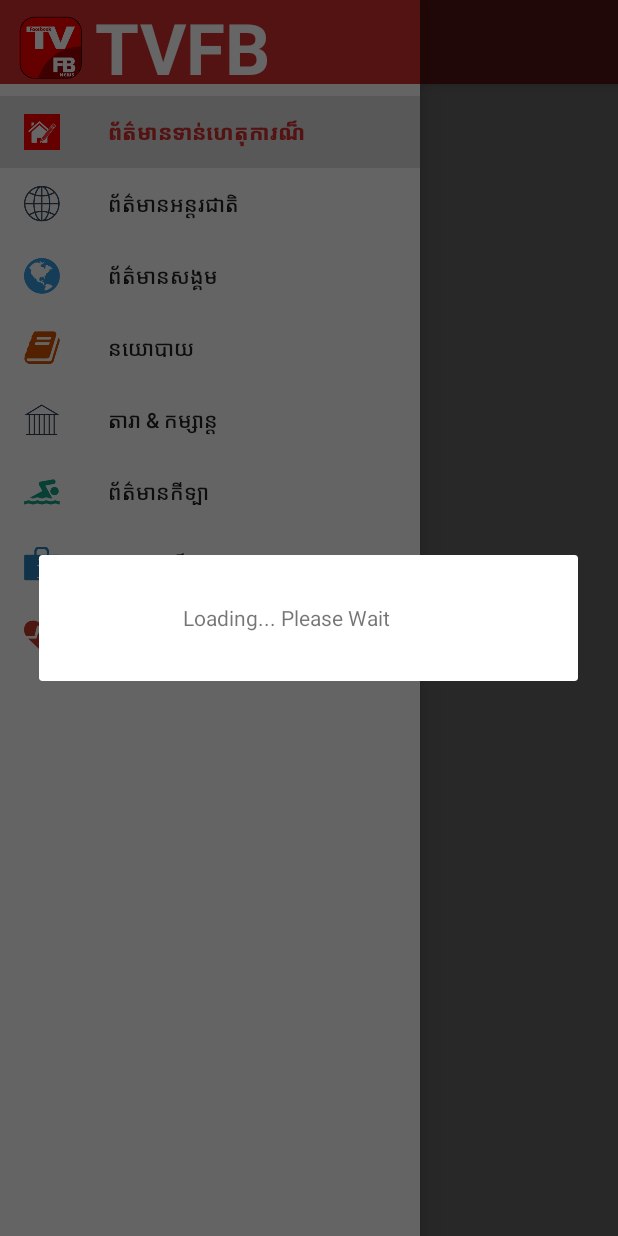
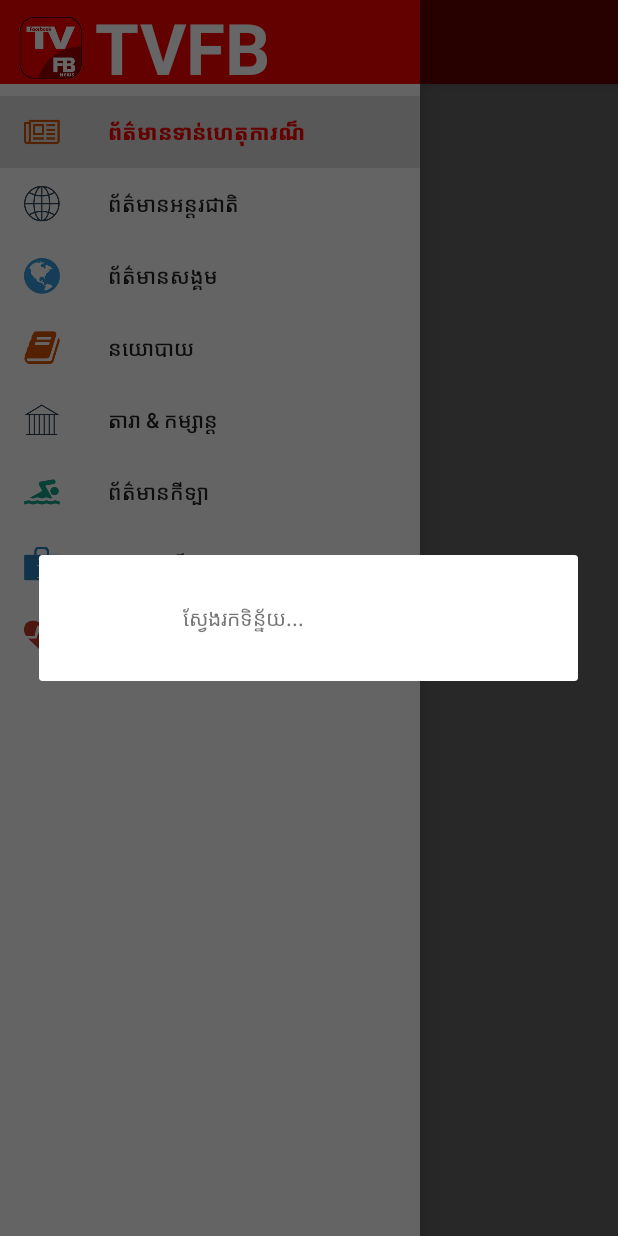
Before and after one commit to dongnguyen257/AppNews, an Android app: the screen it shows after launch (MainActivity), with the side drawer open, on a phone screen of 412 x 824 dp. Run offline under Robolectric (Android 15) with nearby library versions, the phone set to English and light mode, and no system bars; our stand-ins replace ButterKnife, Picasso; libraries missing offline, so code that uses them is left out: org.parceler, retrofit2.adapter.rxjava, rx.android.schedulers, rx.schedulers, rx.subscriptions; pictures from the network do not load; 4 statements that could not run were skipped.

Commit message:
28/10/16

```diff
--- a/app/src/main/java/net/appnews/Constants.java
+++ b/app/src/main/java/net/appnews/Constants.java
@@ -5,7 +5,7 @@ package net.appnews;
  */
 
 public class Constants {
-    public static final String API_YOUTUBE = "AIzaSyAZBbI4KJFQazdosNTwe3QtN6aKnVngWb8";
+    public static final String API_YOUTUBE = "AIzaSyBrd6QrH6kWG-1wvbKxvtWCreCf4_d39Aw";
     public static final String NEWS_DETAIL = "news_detail";
     public static final int REQUEST_CODE_NEWS_DETAIL = 1;
 
--- a/app/src/main/java/net/appnews/data/entities/NewsItem.java
+++ b/app/src/main/java/net/appnews/data/entities/NewsItem.java
@@ -22,7 +22,7 @@ public class NewsItem {
         public String title;
         public String slug;
         public String content;
-        public String image;
+        public List<String> images;
         public String video;
         public String created_at;
     }
--- a/app/src/main/java/net/appnews/support/image/ImageWorker.java
+++ b/app/src/main/java/net/appnews/support/image/ImageWorker.java
@@ -427,7 +427,7 @@ public class ImageWorker {
         Picasso.with(context).load(path)
                 .placeholder(R.color.colorAccent)
                 .error(R.drawable.banerfull)
-                .fit().centerCrop()
+                .fit().centerInside()
                 .into(imageView, new PicassoListener(imageView, progressBar));
     }
 }
--- a/app/src/main/java/net/appnews/ui/fragment/NewsFragment.java
+++ b/app/src/main/java/net/appnews/ui/fragment/NewsFragment.java
@@ -41,6 +41,8 @@ public class NewsFragment extends BaseFragment implements NewsFragmentPresenter.
     SwipeRefreshLayout swipeContainer;
     @BindView(R.id.offNetwork)
     LinearLayout offNetwork;
+    @BindView(R.id.offNotFound)
+    LinearLayout offNotFound;
 
     private ProgressDialog progressDialog;;
     private int typeNews;
@@ -111,7 +113,7 @@ public class NewsFragment extends BaseFragment implements NewsFragmentPresenter.
         hideProgressDialog();
         progressDialog = new ProgressDialog(getActivity());
         progressDialog.setCancelable(false);
-        progressDialog.setMessage("Loading... Please Wait");
+        progressDialog.setMessage(getResources().getString(R.string.message_loading));
         progressDialog.show();
     }
 
@@ -145,6 +147,11 @@ public class NewsFragment extends BaseFragment implements NewsFragmentPresenter.
             }else {
                 mEndlessRecyclerViewAdapter.onDataReady(false);
             }
+        }
+        if (newsItem.results.size() > 0){
+            offNotFound.setVisibility(View.GONE);
+        }else {
+            offNotFound.setVisibility(View.VISIBLE);
         }
     }
 
--- a/app/src/main/res/layout/activity_main.xml
+++ b/app/src/main/res/layout/activity_main.xml
@@ -6,8 +6,7 @@
     android:id="@+id/drawer_layout"
     android:layout_width="match_parent"
     android:layout_height="match_parent"
-    android:fitsSystemWindows="false"
-    tools:openDrawer="start">
+    android:fitsSystemWindows="false">
 
     <include
         layout="@layout/app_bar_main"
--- a/app/src/main/res/layout/activity_news_detail.xml
+++ b/app/src/main/res/layout/activity_news_detail.xml
@@ -94,5 +94,10 @@
             android:layout_height="wrap_content"
             android:orientation="vertical">
         </LinearLayout>
+
+        <android.support.v7.widget.RecyclerView
+            android:id="@+id/recyclerImages"
+            android:layout_width="match_parent"
+            android:layout_height="match_parent"/>
     </LinearLayout>
 </ScrollView>
--- a/app/src/main/res/menu/activity_main_drawer.xml
+++ b/app/src/main/res/menu/activity_main_drawer.xml
@@ -5,7 +5,7 @@
         <item
             android:id="@+id/nav_home"
             android:title="@string/menu_news_home"
-            android:icon="@drawable/icon_item_news"/>
+            android:icon="@drawable/news"/>
         <item
             android:id="@+id/nav_world"
             android:title="@string/menu_news_world"
--- a/app/src/main/res/values/colors.xml
+++ b/app/src/main/res/values/colors.xml
@@ -1,6 +1,6 @@
 <?xml version="1.0" encoding="utf-8"?>
 <resources>
-    <color name="colorPrimary">#d32f2f</color>
+    <color name="colorPrimary">#F90200</color>
     <color name="colorPrimaryDark">#c72c2c</color>
     <color name="colorRed600">#E53935</color>
     <color name="colorAccent">#FFFFFF</color>
--- a/app/src/main/res/values/strings.xml
+++ b/app/src/main/res/values/strings.xml
@@ -42,6 +42,7 @@
         <item>សុខភាព</item>
     </string-array>
 
-    <string name="internet_off_status">Yikes, you don\'t seem to be connected to the internet. Please connect and come back.</string>
-    <string name="message_loading">Loading...</string>
+    <string name="internet_off_status">ប្រព័ន្ធអុីនធឺណេតត្រូវបានផ្ដាច់! សូមព្យាយាមម្តងទៀត !!</string>
+    <string name="not_found">គ្មានទិន្ន័យ</string>
+    <string name="message_loading">ស្វែងរកទិន្ន័យ...</string>
 </resources>
--- a/app/src/main/res/values/styles.xml
+++ b/app/src/main/res/values/styles.xml
@@ -12,6 +12,11 @@
         <item name="windowActionBar">false</item>
         <item name="windowNoTitle">true</item>
     </style>
+
+    <style name="OverFlow" parent="Widget.AppCompat.ActionButton.Overflow">
+        <item name="android:src">@drawable/icon_item_news</item>
+    </style>
+
     <style name="AppTheme.AppBarOverlay" parent="ThemeOverlay.AppCompat.Dark.ActionBar" />
     <style name="AppTheme.PopupOverlay" parent="ThemeOverlay.AppCompat.Light" />
 
```
Also changed, not shown: app/src/main/java/net/appnews/ui/activity/NewsDetailActivity.java (+10 -6 lines), app/src/main/java/net/appnews/ui/fragment/adapter/ImagesAdapter.java (+17 -13 lines), app/src/main/res/layout/fragment_news.xml (+15 -2 lines), 3 other files.
